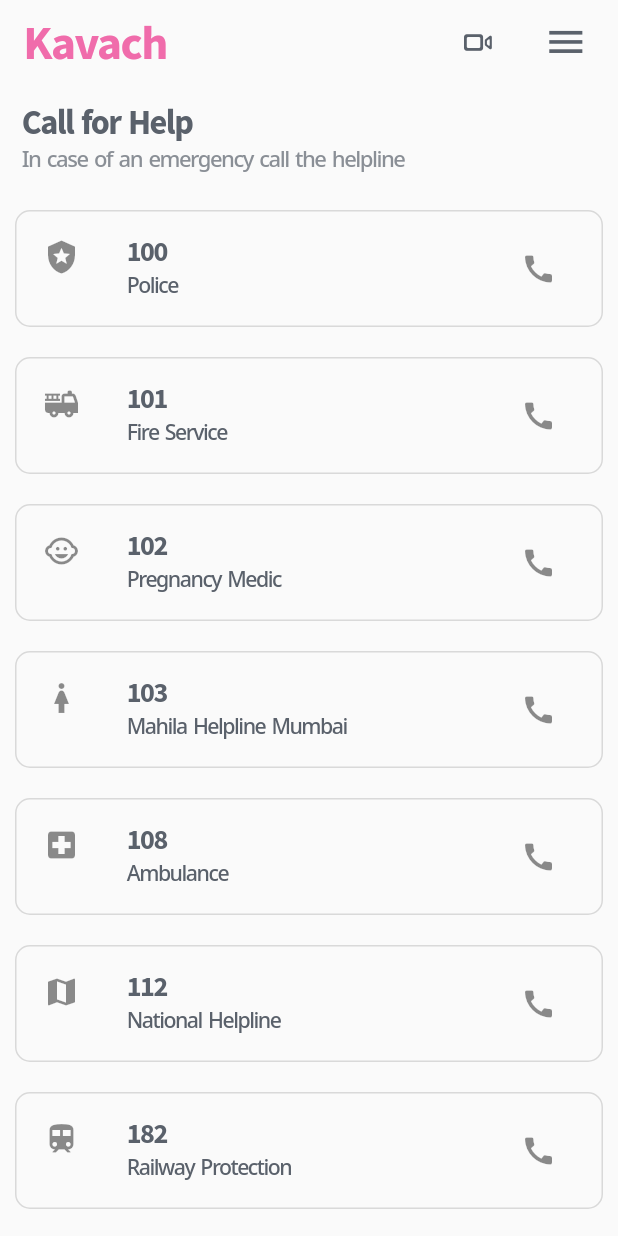
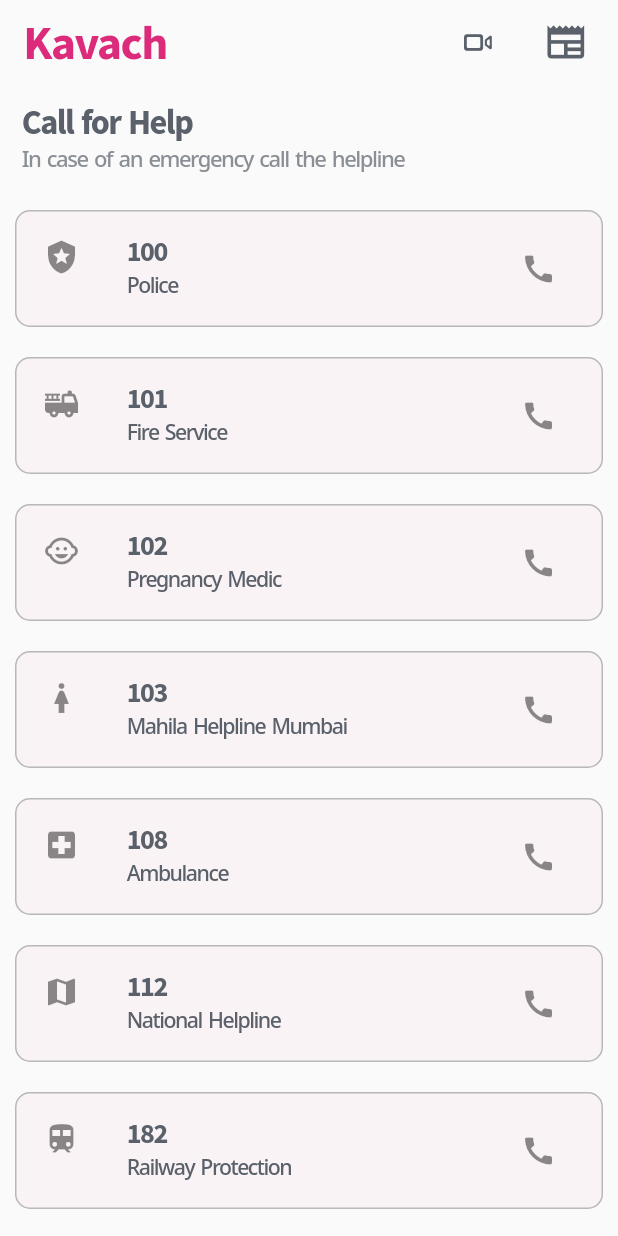
Before and after one commit to Amogh-Prabhu/IndiSafe_Hack_Autobots, a Flutter app: the Help screen opened directly, on a phone screen of 412 x 824 dp. Run offline on Flutter 3.47's test engine with Material 2 defaults, Android fonts, the phone set to English and light mode, and no system bars; our stand-ins replace cloud_firestore, firebase_auth, firebase_core, firebase_storage, geolocator, google_maps_flutter and 4 more; missing offline and left inert: audio_waveforms, background_sms, flutter_phone_direct_caller, record, shake; accounts and stored records are empty.

Commit message:
added in appbar

```diff
--- a/lib/helpline/helpline.dart
+++ b/lib/helpline/helpline.dart
@@ -68,7 +68,7 @@ class _HelpState extends State<Help> {
           style: KavachTheme.titleText(
               size: width / 13,
               weight: FontWeight.w600,
-              color: KavachTheme.lightPink),
+              color: KavachTheme.darkPink),
         ),
         actions: [
           IconButton(
@@ -85,7 +85,7 @@ class _HelpState extends State<Help> {
             width: 20,
           ),
           Icon(
-            Icons.menu,
+            Icons.newspaper,
             color: KavachTheme.nearlyGrey,
             size: width / 14,
           ),
--- a/lib/helpline/widgets/help_card.dart
+++ b/lib/helpline/widgets/help_card.dart
@@ -22,7 +22,8 @@ class HelpCard extends StatelessWidget {
       padding: const EdgeInsets.all(2),
       margin: const EdgeInsets.all(10),
       decoration: BoxDecoration(
-          border: Border.all(color: KavachTheme.lightGrey.withOpacity(0.5)),
+          border: Border.all(color: KavachTheme.lightGrey.withOpacity(1)),
+          color: KavachTheme.lightPink.withOpacity(0.05),
           borderRadius: BorderRadius.circular(10)),
       child: ListTile(
         leading: iconData,
--- a/lib/record/widgets/history_widget.dart
+++ b/lib/record/widgets/history_widget.dart
@@ -21,6 +21,7 @@ class HistoryWidget extends StatelessWidget {
       margin: const EdgeInsets.all(10),
       decoration: BoxDecoration(
           border: Border.all(color: KavachTheme.lightGrey.withOpacity(0.5)),
+          color: KavachTheme.lightPink.withOpacity(0.05),
           borderRadius: BorderRadius.circular(10)),
       child: ListTile(
         leading: Icon(
--- a/pubspec.yaml
+++ b/pubspec.yaml
@@ -52,6 +52,9 @@ dependencies:
   lottie: ^2.3.2
   background_sms: ^0.0.4
   audio_waveforms: ^1.0.3
+  http: ^0.12.0+4
+  cached_network_image: ^2.0.0
+  webview_flutter: ^0.3.22+1
 
 dev_dependencies:
   flutter_test:
```
Also changed, not shown: lib/news/news.dart (added, +15 -0 lines), lib/record/record.dart (+13 -6 lines), lib/track/track.dart (+11 -5 lines), 1 other file.
